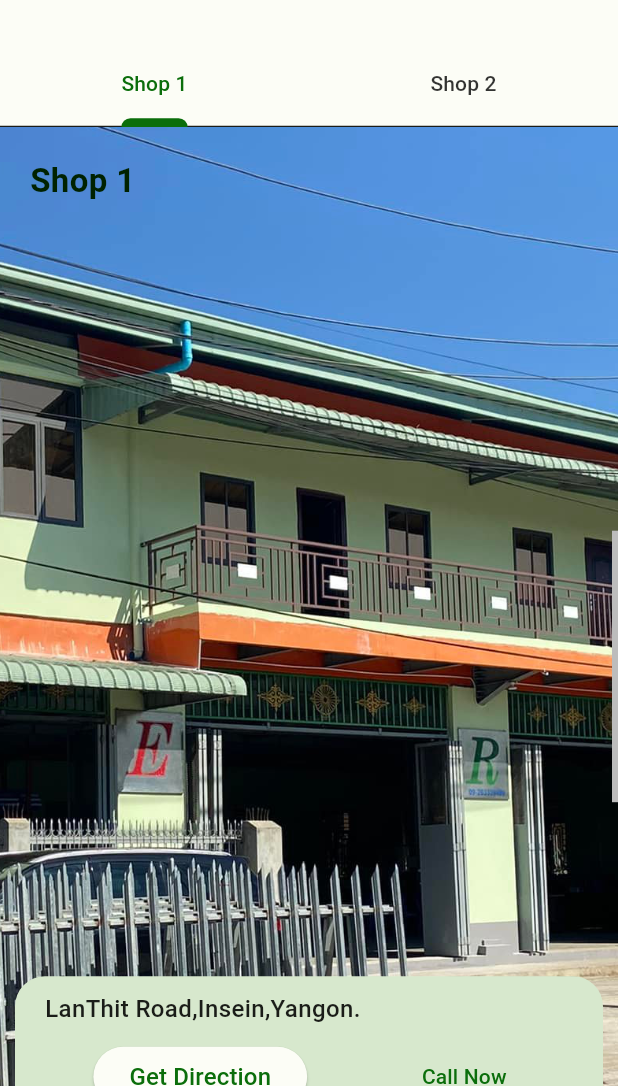
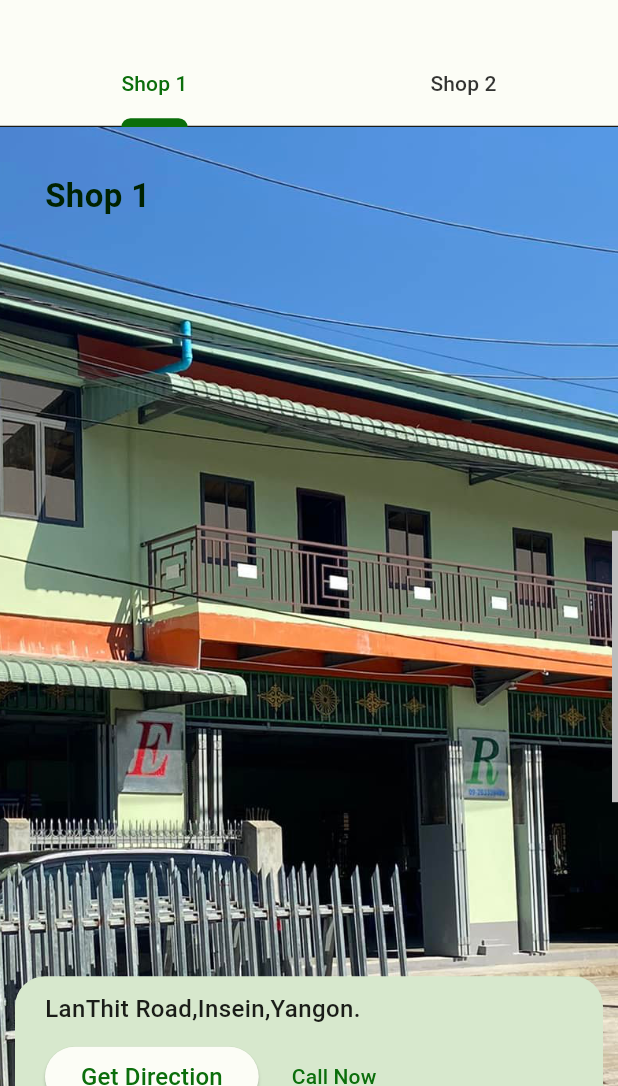
Before and after one commit to thetlwinlwin/erg_web, a Flutter app: the screen it shows after launch, scrolled down 1152 dp, on a phone screen of 412 x 824 dp, the part 150-1236 px from its top. Run offline on Flutter 3.47's test engine with Material 2 defaults, Android fonts, the phone set to English and light mode, and no system bars.

Commit message:
added desktop location page

```diff
--- a/lib/home_pages/products/desktop_products.dart
+++ b/lib/home_pages/products/desktop_products.dart
@@ -98,7 +98,7 @@ class DesktopProductCard extends StatelessWidget {
         children: [
           Expanded(
             child: Padding(
-              padding: const EdgeInsets.symmetric(horizontal: 30),
+              padding: const EdgeInsets.symmetric(horizontal: 20),
               child: Image(
                 image: AssetImage(product.imgPath),
               ),
--- a/lib/home_pages/shops/location_btn.dart
+++ b/lib/home_pages/shops/location_btn.dart
@@ -60,7 +60,7 @@ class _MapAlertDialog extends StatelessWidget {
     return AlertDialog(
       title: const Text('Cannot open Google Map'),
       content: const Text('Would you like to copy the location?'),
-      contentPadding: const EdgeInsets.all(10),
+      contentPadding: const EdgeInsets.all(20),
       actions: [
         TextButton(
           onPressed: () {
--- a/lib/home_pages/shops/shop_location_card.dart
+++ b/lib/home_pages/shops/shop_location_card.dart
@@ -19,9 +19,8 @@ class ShopLocationCard extends StatelessWidget {
   Widget build(BuildContext context) {
     return CustomContainer(
       padding: const EdgeInsets.symmetric(horizontal: 20, vertical: 10),
-      child: Wrap(
-        runSpacing: 10,
-        spacing: 5,
+      child: Column(
+        crossAxisAlignment: CrossAxisAlignment.stretch,
         children: [
           Text(
             model.physicalAddress,
@@ -30,8 +29,12 @@ class ShopLocationCard extends StatelessWidget {
               textSizeEnum.addressTxtSize,
             ),
           ),
-          Row(
-            mainAxisAlignment: MainAxisAlignment.spaceAround,
+          const SizedBox(
+            height: 10,
+          ),
+          Wrap(
+            alignment: WrapAlignment.start,
+            spacing: 10,
             children: [
               ShopBtn(
                 shopModel: model,
--- a/lib/shared/decorated_container.dart
+++ b/lib/shared/decorated_container.dart
@@ -2,11 +2,13 @@ import 'package:flutter/material.dart';
 
 class CustomContainer extends StatelessWidget {
   final Widget child;
+  final Color? color;
   final EdgeInsetsGeometry? margin;
   final EdgeInsetsGeometry? padding;
   const CustomContainer({
     Key? key,
     required this.child,
+    this.color,
     this.margin,
     this.padding,
   }) : super(key: key);
@@ -17,7 +19,7 @@ class CustomContainer extends StatelessWidget {
       margin: margin,
       padding: padding,
       decoration: BoxDecoration(
-        color: Theme.of(context).colorScheme.secondaryContainer,
+        color: color ?? Theme.of(context).colorScheme.secondaryContainer,
         borderRadius: BorderRadius.circular(20),
       ),
       child: child,
--- a/lib/shared/home_page_controller.dart
+++ b/lib/shared/home_page_controller.dart
@@ -1,4 +1,4 @@
-import 'package:erg_web/home_pages/about/about_page_view.dart';
+import 'package:erg_web/home_pages/contact/contact_page_view.dart';
 import 'package:erg_web/home_pages/intro/intro_page_view.dart';
 import 'package:erg_web/home_pages/products/products_page_view.dart';
 import 'package:erg_web/home_pages/shops/shop_page_view.dart';
--- a/lib/shared/sub_title.dart
+++ b/lib/shared/sub_title.dart
@@ -12,8 +12,8 @@ class SubTitle extends StatelessWidget {
   Widget build(BuildContext context) {
     return Padding(
       padding: const EdgeInsets.only(
-        top: 10,
-        left: 10,
+        top: 20,
+        left: 20,
       ),
       child: Text(
         titleText,
```
Also changed, not shown: lib/home_pages/shops/desktop_shop_location.dart (+53 -6 lines), lib/home_pages/contact/contact_page_view.dart (renamed from lib/home_pages/about/about_page_view.dart).
